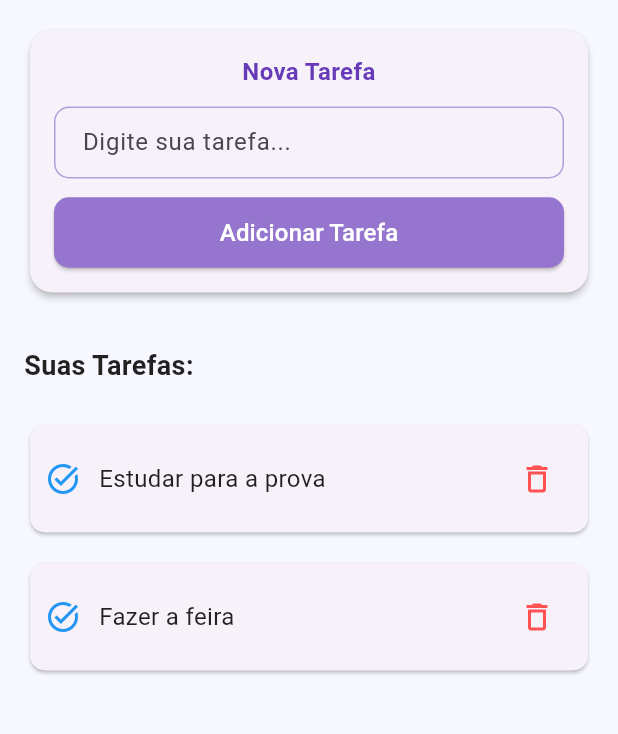
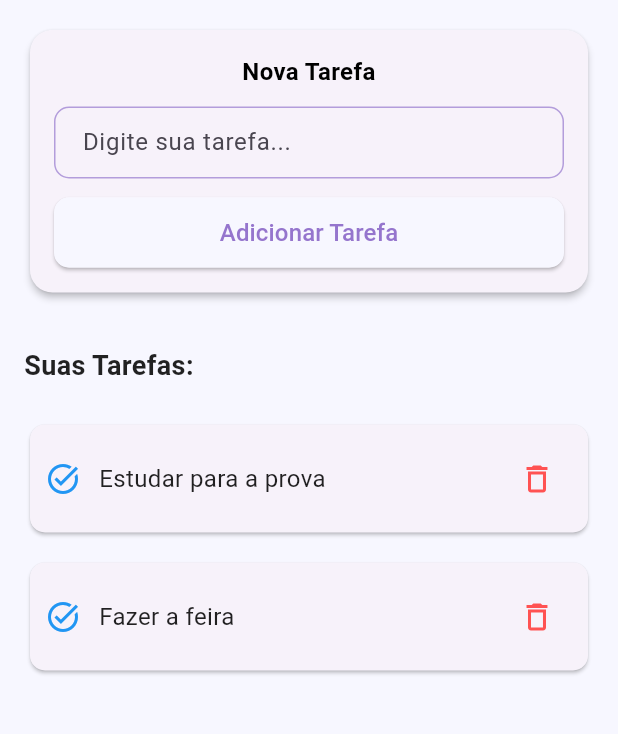
Before and after one commit to Vicencya-Nayara/todo_app, a Flutter app: the screen it shows after launch, on a phone screen of 412 x 824 dp, the part 84-818 px from its top. Run offline on Flutter 3.47's test engine with Material 3 defaults, Android fonts, the phone set to English and light mode, and no system bars.

Commit message:
Ajuste na cor do botão Adicionar Tarefa

```diff
--- a/lib/main.dart
+++ b/lib/main.dart
@@ -178,7 +178,7 @@ class _TaskListScreenState extends State<TaskListScreen> {
                 style: TextStyle(
                   fontSize: 16,
                   fontWeight: FontWeight.w600,
-                  color: Colors.deepPurple,
+                  color: Colors.black, // Alterado para preto
                 ),
                 textAlign: TextAlign.center,
               ),
@@ -208,7 +208,7 @@ class _TaskListScreenState extends State<TaskListScreen> {
               ElevatedButton(
                 onPressed: _addTask,
                 style: ElevatedButton.styleFrom(
-                  backgroundColor: Colors.deepPurple.shade300,
+                  backgroundColor: const Color(0xFFF7F7FF), // Alterado para cor da caixa que contém tudo
                   shape: RoundedRectangleBorder(
                     borderRadius: BorderRadius.circular(10),
                   ),
@@ -219,7 +219,7 @@ class _TaskListScreenState extends State<TaskListScreen> {
                   'Adicionar Tarefa',
                   style: TextStyle(
                     fontSize: 16,
-                    color: Colors.white,
+                    color: Color(0xFF9575CD), // Alterado para texto lilás
                   ),
                 ),
               ),
```
